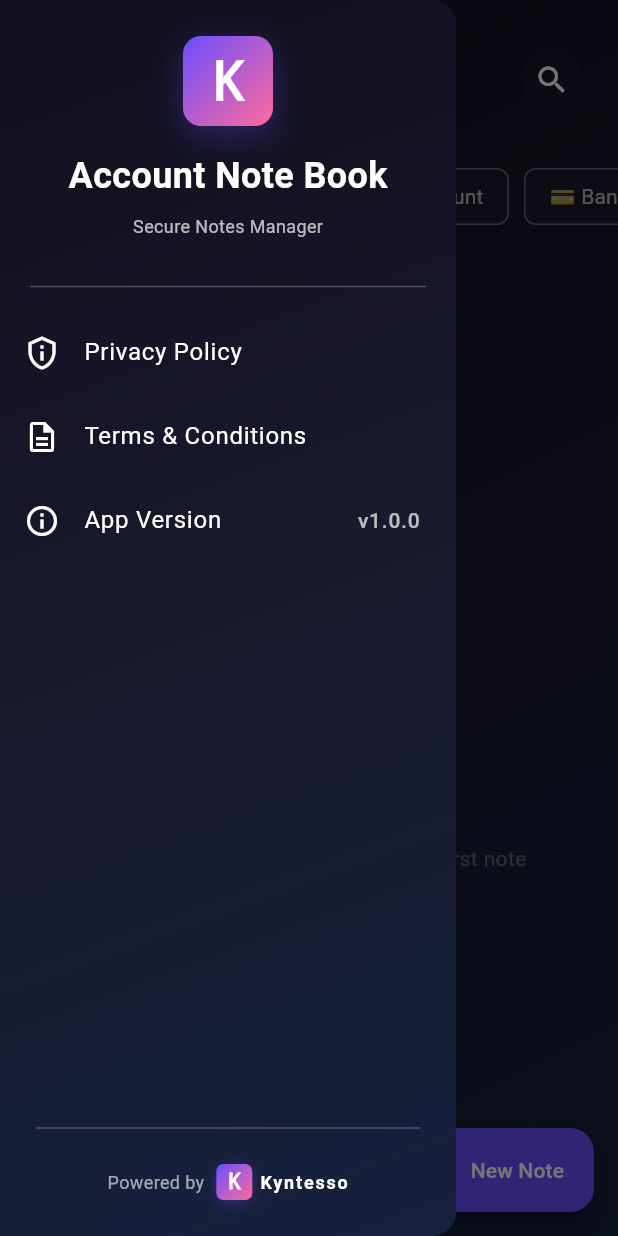
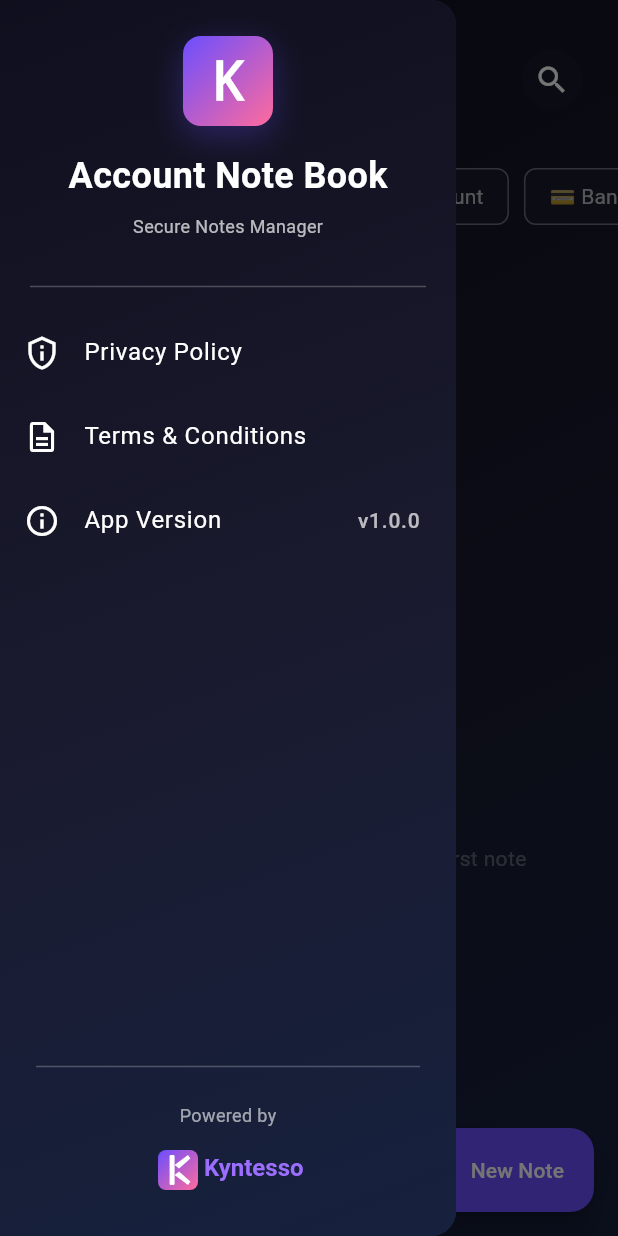
Before and after one commit to sunilsaini90846/smart_notes, a Flutter app: the screen it shows after launch, with the side drawer open, on a phone screen of 412 x 824 dp. Run offline on Flutter 3.47's test engine with Material 3 defaults, Android fonts, the phone set to English and light mode, and no system bars; drawn by our look-alikes of flutter_animate; our stand-ins replace flutter_svg, hive, hive_flutter, package_info_plus; missing offline and left inert: encrypt; accounts and stored records are empty.

Commit message:
Use SVG logo (kyntesso_logo_with_text) in drawer footer instead of Flutter widget

```diff
--- a/lib/screens/home_screen.dart
+++ b/lib/screens/home_screen.dart
@@ -1,6 +1,7 @@
 import 'dart:math' as math;
 import 'package:flutter/material.dart';
 import 'package:flutter_animate/flutter_animate.dart';
+import 'package:flutter_svg/flutter_svg.dart';
 import '../models/note_model.dart';
 import '../services/note_repository.dart';
 import '../utils/app_theme.dart';
@@ -805,7 +806,7 @@ class _HomeScreenState extends State<HomeScreen> with TickerProviderStateMixin,
                       thickness: 1,
                     ),
                     const SizedBox(height: 16),
-                    Row(
+                    Column(
                       mainAxisAlignment: MainAxisAlignment.center,
                       children: [
                         Text(
@@ -814,8 +815,12 @@ class _HomeScreenState extends State<HomeScreen> with TickerProviderStateMixin,
                             color: Colors.white60,
                           ),
                         ),
-                        const SizedBox(width: 8),
-                        const KyntessoLogo(size: 24, showText: true),
+                        const SizedBox(height: 8),
+                        SvgPicture.asset(
+                          'assets/kyntesso_logo_with_text.svg',
+                          height: 40,
+                          fit: BoxFit.contain,
+                        ),
                       ],
                     ),
                   ],
--- a/pubspec.yaml
+++ b/pubspec.yaml
@@ -47,6 +47,7 @@ dependencies:
   flutter_animate: ^4.5.0
   glassmorphism: ^3.0.0
   blur: ^4.0.0
+  flutter_svg: ^2.0.10+1
 
   # Utilities
   uuid: ^4.3.3
@@ -81,9 +82,8 @@ flutter:
   uses-material-design: true
 
   # To add assets to your application, add an assets section, like this:
-  # assets:
-  #   - images/a_dot_burr.jpeg
-  #   - images/a_dot_ham.jpeg
+  assets:
+    - assets/
 
   # An image asset can refer to one or more resolution-specific "variants", see
   # https://flutter.dev/to/resolution-aware-images
```
Also changed, not shown: pubspec.lock, 1 other file.
